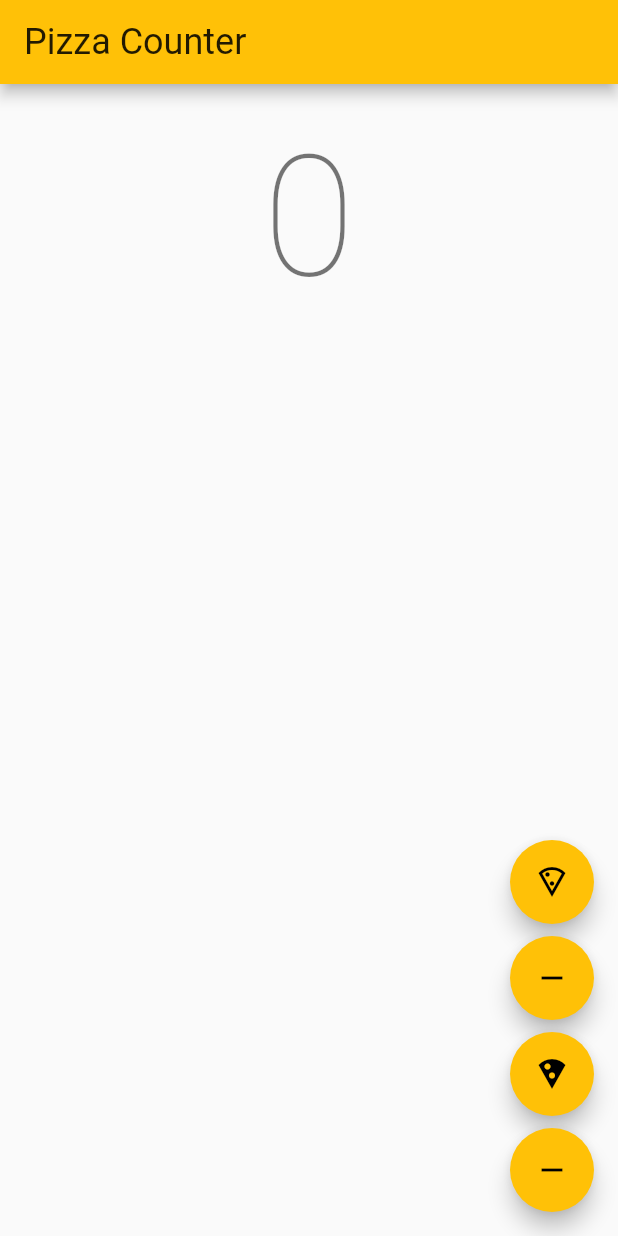
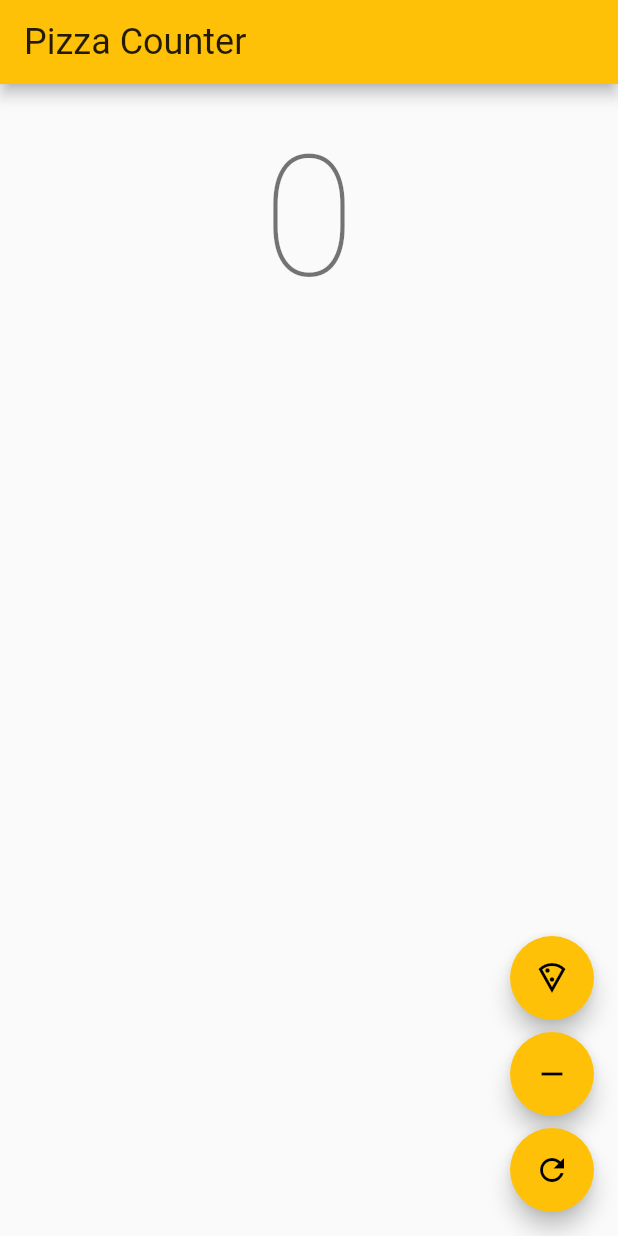
Before and after one commit to kv0871916/PizzaBlocFlutter, a Flutter app: the screen it shows after launch, after a tap on the "local pizza" icon, after a tap on the "remove" icon, on a phone screen of 412 x 824 dp. Run offline on Flutter 3.47's test engine with Material 2 defaults, Android fonts, the phone set to English and light mode, and no system bars; our stand-ins replace bloc, equatable, firebase_core, flutter_bloc; accounts and stored records are empty; generated files the repository leaves out were written again; network calls fail.

Commit message:
Small Changes

```diff
--- a/lib/pizza/bloc/pizza_event.dart
+++ b/lib/pizza/bloc/pizza_event.dart
@@ -24,3 +24,10 @@ class RemovePizza extends PizzaEvent {
   @override
   List<Object> get props => [pizza];
 }
+
+class ClearPizza extends PizzaEvent {
+  const ClearPizza();
+
+  @override
+  List<Object> get props => [];
+}
--- a/lib/pizza/view/pizza_page.dart
+++ b/lib/pizza/view/pizza_page.dart
@@ -61,7 +61,11 @@ class PizzaView extends StatelessWidget {
                   onPressed: () {
                     context.read<PizzaBloc>().add(
                           AddPizza(
-                            pizza: Pizza.pizza[0],
+                            pizza: state.pizza.length.isEven
+                                ? Pizza.pizza[0]
+                                : state.pizza.length.isOdd
+                                    ? Pizza.pizza[0]
+                                    : Pizza.pizza[1],
                           ),
                         );
                   },
@@ -73,7 +77,11 @@ class PizzaView extends StatelessWidget {
                   onPressed: () {
                     context.read<PizzaBloc>().add(
                           RemovePizza(
-                            pizza: Pizza.pizza[0],
+                            pizza: state.pizza.length.isEven
+                                ? Pizza.pizza[0]
+                                : state.pizza.length.isOdd
+                                    ? Pizza.pizza[0]
+                                    : Pizza.pizza[1],
                           ),
                         );
                   },
@@ -84,24 +92,10 @@ class PizzaView extends StatelessWidget {
                   backgroundColor: Colors.amber,
                   onPressed: () {
                     context.read<PizzaBloc>().add(
-                          AddPizza(
-                            pizza: Pizza.pizza[1],
-                          ),
+                          const ClearPizza(),
                         );
                   },
-                  child: const Icon(Icons.local_pizza),
-                ),
-                const SizedBox(height: 8),
-                FloatingActionButton(
-                  backgroundColor: Colors.amber,
-                  onPressed: () {
-                    context.read<PizzaBloc>().add(
-                          RemovePizza(
-                            pizza: Pizza.pizza[1],
-                          ),
-                        );
-                  },
-                  child: const Icon(Icons.remove),
+                  child: const Icon(Icons.refresh),
                 ),
               ],
             ),
@@ -150,8 +144,40 @@ class PizzaImageBody extends StatelessWidget {
                     height: MediaQuery.of(context).size.height * 0.5,
                     child: state.pizza[i].imageUrl.isNotEmpty
                         ? Image.network(
-                            state.pizza[i].imageUrl,
+                            i.isEven
+                                ? 'https://raw.githubusercontent.com/kv0871916/PizzaBlocFlutter/a1c1ec3d055ae843f41d6476fb9b2e56f922ccb8/assets/pizza.png'
+                                : 'https://raw.githubusercontent.com/kv0871916/PizzaBlocFlutter/a1c1ec3d055ae843f41d6476fb9b2e56f922ccb8/assets/pizza2.png',
                             fit: BoxFit.contain,
+                            loadingBuilder: (
+                              BuildContext context,
+                              Widget? child,
+                              ImageChunkEvent? loadingProgress,
+                            ) {
+                              if (loadingProgress == null) {
+                                return Container(child: child);
+                              }
+                              return Center(
+                                child: CircularProgressIndicator(
+                                  value: loadingProgress.expectedTotalBytes !=
+                                          null
+                                      ? loadingProgress.cumulativeBytesLoaded /
+                                          loadingProgress.expectedTotalBytes!
+                                      : null,
+                                ),
+                              );
+                            },
+                            errorBuilder: (_, __, ___) => Image.asset(
+                              state.pizza[i].imageUrl,
+                              fit: BoxFit.contain,
+                              errorBuilder: (_, __, ___) => Container(
+                                decoration: const BoxDecoration(
+                                  shape: BoxShape.circle,
+                                  color: Colors.amber,
+                                ),
+                                alignment: Alignment.center,
+                                child: Text(state.pizza[i].name),
+                              ),
+                            ),
                           )
                         : Container(),
                   ),
```
Also changed, not shown: lib/pizza/bloc/pizza_bloc.dart (+10 -0 lines).
